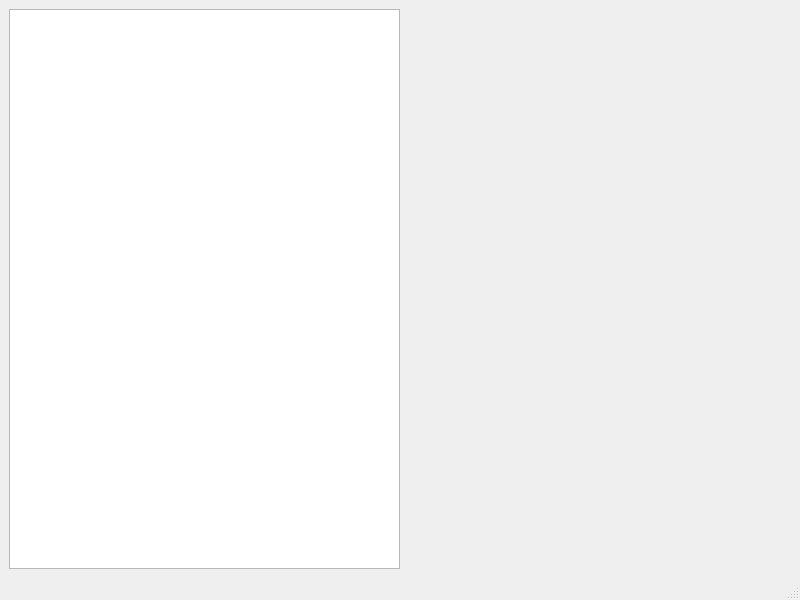
Old version of the form gui/mainWindow.ui in the repository bpittman/pydnd.
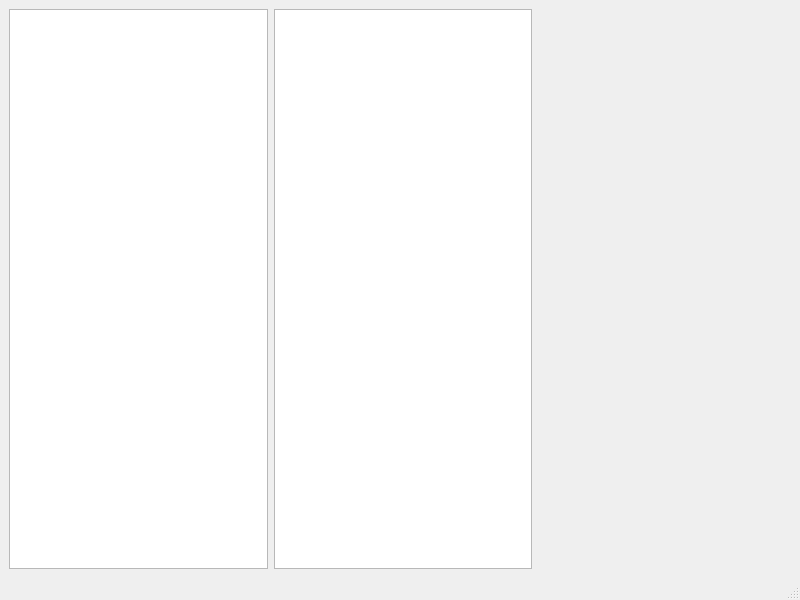
New version of the form.

Commit message: Display power attack/damage details when selected in list

Patch:
```diff
--- a/gui/mainWindow.ui
+++ b/gui/mainWindow.ui
@@ -15,7 +15,7 @@
   </property>
   <widget class="QWidget" name="centralwidget">
    <layout class="QGridLayout" name="gridLayout">
-    <item row="0" column="1">
+    <item row="0" column="2">
      <spacer name="horizontalSpacer">
       <property name="orientation">
        <enum>Qt::Horizontal</enum>
@@ -31,6 +31,13 @@
     <item row="0" column="0">
      <widget class="QListWidget" name="powersList"/>
     </item>
+    <item row="0" column="1">
+     <widget class="QTextEdit" name="powerText">
+      <property name="readOnly">
+       <bool>true</bool>
+      </property>
+     </widget>
+    </item>
    </layout>
   </widget>
   <widget class="QMenuBar" name="menubar">
```
The commit also changes 2 other files.
